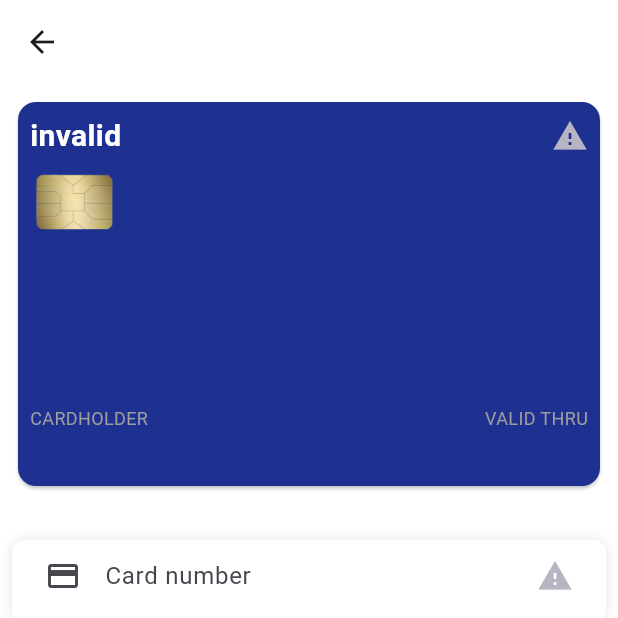
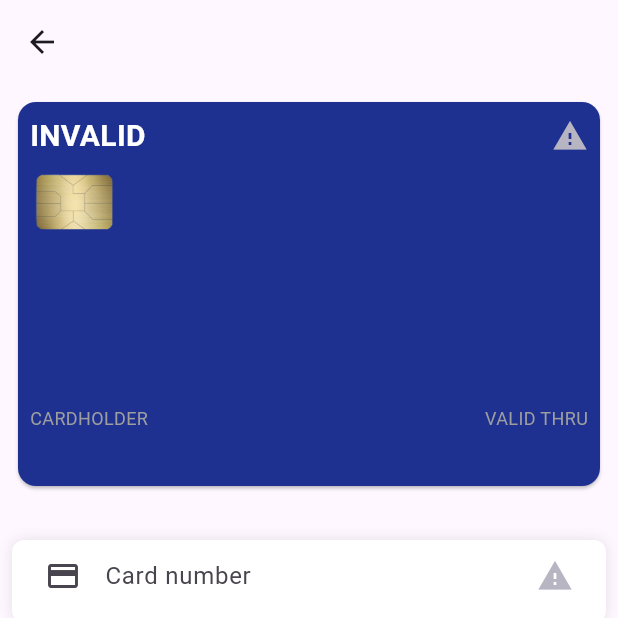
Before and after one commit to MohamadsFakih/TechX, a Flutter app: the PaymentInfoScreen screen opened directly with empty values, on a phone screen of 412 x 824 dp, the top half of it. Run offline on Flutter 3.47's test engine with Material 2 defaults, Android fonts, the phone set to English and light mode, and no system bars; drawn by our look-alikes of flutter_animate; our stand-ins replace accordion, cached_network_image, cloud_firestore, dartz, firebase_auth, firebase_core and 7 more; accounts and stored records are empty; generated files the repository leaves out were written again; network calls fail.

Commit message:
Updated type and added fade aniamtion

```diff
--- a/lib/core/components/card_type.dart
+++ b/lib/core/components/card_type.dart
@@ -1,11 +1,8 @@
 enum MyCardType {
-  master,
+  masterCard,
   visa,
-  verve,
   discover,
   americanExpress,
-  dinersClub,
-  jcb,
   others,
-  invalid
+  invalid,
 }
--- a/lib/core/components/card_utilis.dart
+++ b/lib/core/components/card_utilis.dart
@@ -1,4 +1,5 @@
 import 'package:flutter/material.dart';
+import 'package:techx/core/utils/mds.dart';
 
 import 'card_strings.dart';
 import 'card_type.dart';
@@ -123,26 +124,17 @@ class CardUtils {
     String img = "";
     Icon? icon;
     switch (cardType) {
-      case MyCardType.master:
+      case MyCardType.masterCard:
         img = 'mastercard.png';
         break;
       case MyCardType.visa:
         img = 'visa.png';
-        break;
-      case MyCardType.verve:
-        img = 'verve.png';
         break;
       case MyCardType.americanExpress:
         img = 'american_express.png';
         break;
       case MyCardType.discover:
         img = 'discover.png';
-        break;
-      case MyCardType.dinersClub:
-        img = 'dinners_club.png';
-        break;
-      case MyCardType.jcb:
-        img = 'jcb.png';
         break;
       case MyCardType.others:
         icon = const Icon(
@@ -169,6 +161,29 @@ class CardUtils {
       widget = icon;
     }
     return widget;
+  }
+
+  static Color getCardColor(MyCardType? cardType) {
+    Color color = mainColor;
+    switch (cardType) {
+      case MyCardType.masterCard:
+        color = Colors.black;
+        break;
+      case MyCardType.visa:
+        color = mainColor;
+        break;
+      case MyCardType.americanExpress:
+        color = Colors.pink;
+        break;
+      case MyCardType.discover:
+        color = Colors.cyan;
+        break;
+      default:
+        color = mainColor;
+        break;
+    }
+
+    return color;
   }
 
   /// With the card number with Luhn Algorithm
@@ -208,19 +223,13 @@ class CardUtils {
     MyCardType cardType;
     if (input.startsWith(RegExp(
         r'((5[1-5])|(222[1-9]|22[3-9][0-9]|2[3-6][0-9]{2}|27[01][0-9]|2720))'))) {
-      cardType = MyCardType.master;
+      cardType = MyCardType.masterCard;
     } else if (input.startsWith(RegExp(r'[4]'))) {
       cardType = MyCardType.visa;
-    } else if (input.startsWith(RegExp(r'((506([01]))|(507([89]))|(6500))'))) {
-      cardType = MyCardType.verve;
     } else if (input.startsWith(RegExp(r'((34)|(37))'))) {
       cardType = MyCardType.americanExpress;
     } else if (input.startsWith(RegExp(r'((6[45])|(6011))'))) {
       cardType = MyCardType.discover;
-    } else if (input.startsWith(RegExp(r'((30[0-5])|(3[89])|(36)|(3095))'))) {
-      cardType = MyCardType.dinersClub;
-    } else if (input.startsWith(RegExp(r'(352[89]|35[3-8][0-9])'))) {
-      cardType = MyCardType.jcb;
     } else if (input.length <= 8) {
       cardType = MyCardType.others;
     } else {
--- a/lib/features/settings/presentation/screens/payment_info_screen.dart
+++ b/lib/features/settings/presentation/screens/payment_info_screen.dart
@@ -45,7 +45,6 @@ class _PaymentInfoScreenState extends State<PaymentInfoScreen> {
   @override
   void initState() {
     super.initState();
-
     _cardNumberController.addListener(_updateCard);
     _cardHolderController.addListener(_updateCard);
     _cardCvvController.addListener(_updateCard);
@@ -65,9 +64,10 @@ class _PaymentInfoScreenState extends State<PaymentInfoScreen> {
   @override
   Widget build(BuildContext context) {
     return Scaffold(
-      backgroundColor: Colors.white,
       appBar: AppBar(
-        backgroundColor: Colors.white,
+        backgroundColor: Colors.transparent,
+        surfaceTintColor: Colors.transparent,
+        elevation: 0,
         leading: IconButton(
           icon: const Icon(Icons.arrow_back),
           onPressed: () {
@@ -91,12 +91,13 @@ class _PaymentInfoScreenState extends State<PaymentInfoScreen> {
                   stream: _cardStream,
                   builder: (context, snapshot) {
                     return CreditCardWidget(
-                      cardType: cardType.name,
+                      cardType: cardType.name.toUpperCase(),
                       cardNumber: _cardNumberController.text,
                       cardHolder: _cardHolderController.text,
                       cardDate: _cardDateController.text,
                       cardCVV: _cardCvvController.text,
                       cardImage: CardUtils.getCardIcon(cardType),
+                      cardColor: CardUtils.getCardColor(cardType),
                     );
                   }),
             ),
--- a/lib/features/settings/presentation/widgets/credit_card_widget.dart
+++ b/lib/features/settings/presentation/widgets/credit_card_widget.dart
@@ -1,4 +1,5 @@
 import 'package:flutter/material.dart';
+import 'package:flutter_animate/flutter_animate.dart';
 import 'package:techx/core/utils/mds.dart';
 
 class CreditCardWidget extends StatelessWidget {
@@ -86,6 +87,6 @@ class CreditCardWidget extends StatelessWidget {
           ],
         ),
       ),
-    );
+    ).animate().fade();
   }
 }
--- a/lib/main.dart
+++ b/lib/main.dart
@@ -49,12 +49,6 @@ class MyApp extends StatelessWidget {
             ),
           ),
         ),
-        appBarTheme: const AppBarTheme(
-          backgroundColor: Colors.white,
-          elevation: 0,
-          titleTextStyle:
-              TextStyle(color: Colors.black, fontWeight: FontWeight.w500),
-        ),
       ),
       onGenerateRoute: (settings) {
         switch (settings.name) {
```
